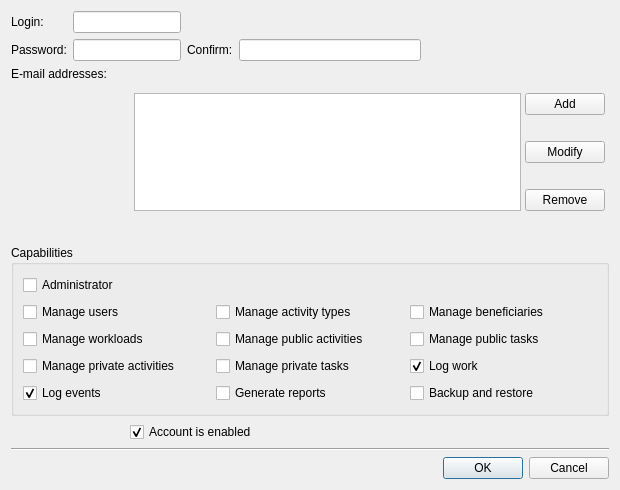
akapustiatyahoocouk/TimeTracker3, file Srt.QT/tt3-gui/ModifyAccountDialog.ui: the form before one commit.
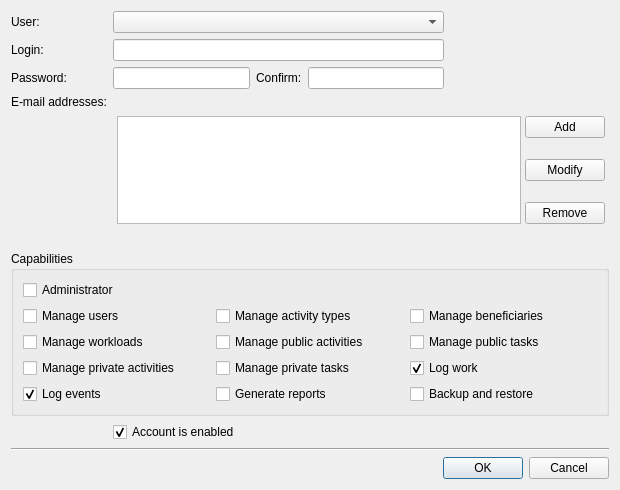
The form after the commit. Icons and pictures are not drawn.

The edit to the form file:
```diff
--- a/Srt.QT/tt3-gui/ModifyAccountDialog.ui
+++ b/Srt.QT/tt3-gui/ModifyAccountDialog.ui
@@ -18,45 +18,7 @@
     <normaloff>:/tt3-gui/Resources/Images/Actions/ModifyAccountLarge.png</normaloff>:/tt3-gui/Resources/Images/Actions/ModifyAccountLarge.png</iconset>
   </property>
   <layout class="QGridLayout" name="gridLayout_3">
-   <item row="0" column="0">
-    <widget class="QLabel" name="loginLabel">
-     <property name="text">
-      <string>Login:</string>
-     </property>
-    </widget>
-   </item>
-   <item row="0" column="1" colspan="2">
-    <widget class="QLineEdit" name="loginLineEdit">
-     <property name="readOnly">
-      <bool>false</bool>
-     </property>
-    </widget>
-   </item>
-   <item row="1" column="0">
-    <widget class="QLabel" name="passwordLabel">
-     <property name="text">
-      <string>Password:</string>
-     </property>
-    </widget>
-   </item>
-   <item row="1" column="1" colspan="2">
-    <widget class="QLineEdit" name="passwordLineEdit">
-     <property name="echoMode">
-      <enum>QLineEdit::EchoMode::Password</enum>
-     </property>
-     <property name="readOnly">
-      <bool>false</bool>
-     </property>
-    </widget>
-   </item>
-   <item row="1" column="3">
-    <widget class="QLabel" name="confirmPasswordLabel">
-     <property name="text">
-      <string>Confirm:</string>
-     </property>
-    </widget>
-   </item>
-   <item row="1" column="4">
+   <item row="2" column="4">
     <widget class="QLineEdit" name="confirmPasswordLineEdit">
      <property name="echoMode">
       <enum>QLineEdit::EchoMode::Password</enum>
@@ -66,87 +28,27 @@
      </property>
     </widget>
    </item>
-   <item row="1" column="5">
-    <spacer name="horizontalSpacer">
-     <property name="orientation">
-      <enum>Qt::Orientation::Horizontal</enum>
+   <item row="2" column="2">
+    <widget class="QLineEdit" name="passwordLineEdit">
+     <property name="echoMode">
+      <enum>QLineEdit::EchoMode::Password</enum>
      </property>
-     <property name="sizeHint" stdset="0">
-      <size>
-       <width>159</width>
-       <height>20</height>
-      </size>
+     <property name="readOnly">
+      <bool>false</bool>
      </property>
-    </spacer>
+    </widget>
    </item>
-   <item row="2" column="0" colspan="2">
-    <widget class="QLabel" name="emailAddressesLabel">
+   <item row="5" column="2" colspan="4">
+    <widget class="QCheckBox" name="enabledCheckBox">
      <property name="text">
-      <string>E-mail addresses:</string>
+      <string>Account is enabled</string>
      </property>
-     <property name="alignment">
-      <set>Qt::AlignmentFlag::AlignLeading|Qt::AlignmentFlag::AlignLeft|Qt::AlignmentFlag::AlignTop</set>
+     <property name="checked">
+      <bool>true</bool>
      </property>
     </widget>
    </item>
-   <item row="2" column="2" colspan="4">
-    <widget class="QWidget" name="emailAddressesWidget" native="true">
-     <layout class="QGridLayout" name="gridLayout">
-      <property name="leftMargin">
-       <number>4</number>
-      </property>
-      <property name="topMargin">
-       <number>4</number>
-      </property>
-      <property name="rightMargin">
-       <number>4</number>
-      </property>
-      <property name="bottomMargin">
-       <number>4</number>
-      </property>
-      <property name="spacing">
-       <number>4</number>
-      </property>
-      <item row="0" column="1">
-       <widget class="QPushButton" name="addEmailAddressPushButton">
-        <property name="text">
-         <string>Add</string>
-        </property>
-        <property name="icon">
-         <iconset resource="tt3-gui.qrc">
-          <normaloff>:/tt3-gui/Resources/Images/Actions/AddEmailAddressSmall.png</normaloff>:/tt3-gui/Resources/Images/Actions/AddEmailAddressSmall.png</iconset>
-        </property>
-       </widget>
-      </item>
-      <item row="1" column="1">
-       <widget class="QPushButton" name="modifyEmailAddressPushButton">
-        <property name="text">
-         <string>Modify</string>
-        </property>
-        <property name="icon">
-         <iconset resource="tt3-gui.qrc">
-          <normaloff>:/tt3-gui/Resources/Images/Actions/ModifyEmailAddressSmall.png</normaloff>:/tt3-gui/Resources/Images/Actions/ModifyEmailAddressSmall.png</iconset>
-        </property>
-       </widget>
-      </item>
-      <item row="2" column="1">
-       <widget class="QPushButton" name="removeEmailAddressPushButton">
-        <property name="text">
-         <string>Remove</string>
-        </property>
-        <property name="icon">
-         <iconset resource="tt3-gui.qrc">
-          <normaloff>:/tt3-gui/Resources/Images/Actions/RemoveEmailAddressSmall.png</normaloff>:/tt3-gui/Resources/Images/Actions/RemoveEmailAddressSmall.png</iconset>
-        </property>
-       </widget>
-      </item>
-      <item row="0" column="0" rowspan="3">
-       <widget class="QListWidget" name="emailAddressesListWidget"/>
-      </item>
-     </layout>
-    </widget>
-   </item>
-   <item row="3" column="0" colspan="6">
+   <item row="4" column="0" colspan="6">
     <widget class="QGroupBox" name="capabilitiesGroupBox">
      <property name="title">
       <string>Capabilities</string>
@@ -252,24 +154,98 @@
      </layout>
     </widget>
    </item>
-   <item row="4" column="2" colspan="4">
-    <widget class="QCheckBox" name="enabledCheckBox">
-     <property name="text">
-      <string>Account is enabled</string>
-     </property>
-     <property name="checked">
-      <bool>true</bool>
-     </property>
-    </widget>
-   </item>
-   <item row="5" column="0" colspan="6">
-    <widget class="Line" name="line">
-     <property name="orientation">
-      <enum>Qt::Orientation::Horizontal</enum>
-     </property>
-    </widget>
-   </item>
    <item row="6" column="0" colspan="6">
+    <widget class="Line" name="line">
+     <property name="orientation">
+      <enum>Qt::Orientation::Horizontal</enum>
+     </property>
+    </widget>
+   </item>
+   <item row="1" column="2" colspan="3">
+    <widget class="QLineEdit" name="loginLineEdit">
+     <property name="readOnly">
+      <bool>false</bool>
+     </property>
+    </widget>
+   </item>
+   <item row="3" column="2" colspan="4">
+    <widget class="QWidget" name="emailAddressesWidget" native="true">
+     <layout class="QGridLayout" name="gridLayout">
+      <property name="leftMargin">
+       <number>4</number>
+      </property>
+      <property name="topMargin">
+       <number>4</number>
+      </property>
+      <property name="rightMargin">
+       <number>4</number>
+      </property>
+      <property name="bottomMargin">
+       <number>4</number>
+      </property>
+      <property name="spacing">
+       <number>4</number>
+      </property>
+      <item row="0" column="1">
+       <widget class="QPushButton" name="addEmailAddressPushButton">
+        <property name="text">
+         <string>Add</string>
+        </property>
+        <property name="icon">
+         <iconset resource="tt3-gui.qrc">
+          <normaloff>:/tt3-gui/Resources/Images/Actions/AddEmailAddressSmall.png</normaloff>:/tt3-gui/Resources/Images/Actions/AddEmailAddressSmall.png</iconset>
+        </property>
+       </widget>
+      </item>
+      <item row="1" column="1">
+       <widget class="QPushButton" name="modifyEmailAddressPushButton">
+        <property name="text">
+         <string>Modify</string>
+        </property>
+        <property name="icon">
+         <iconset resource="tt3-gui.qrc">
+          <normaloff>:/tt3-gui/Resources/Images/Actions/ModifyEmailAddressSmall.png</normaloff>:/tt3-gui/Resources/Images/Actions/ModifyEmailAddressSmall.png</iconset>
+        </property>
+       </widget>
+      </item>
+      <item row="2" column="1">
+       <widget class="QPushButton" name="removeEmailAddressPushButton">
+        <property name="text">
+         <string>Remove</string>
+        </property>
+        <property name="icon">
+         <iconset resource="tt3-gui.qrc">
+          <normaloff>:/tt3-gui/Resources/Images/Actions/RemoveEmailAddressSmall.png</normaloff>:/tt3-gui/Resources/Images/Actions/RemoveEmailAddressSmall.png</iconset>
+        </property>
+       </widget>
+      </item>
+      <item row="0" column="0" rowspan="3">
+       <widget class="QListWidget" name="emailAddressesListWidget"/>
+      </item>
+     </layout>
+    </widget>
+   </item>
+   <item row="2" column="0">
+    <widget class="QLabel" name="passwordLabel">
+     <property name="text">
+      <string>Password:</string>
+     </property>
+    </widget>
+   </item>
+   <item row="2" column="5">
+    <spacer name="horizontalSpacer">
+     <property name="orientation">
+      <enum>Qt::Orientation::Horizontal</enum>
+     </property>
+     <property name="sizeHint" stdset="0">
+      <size>
+       <width>159</width>
+       <height>20</height>
+      </size>
+     </property>
+    </spacer>
+   </item>
+   <item row="7" column="0" colspan="6">
     <widget class="QDialogButtonBox" name="buttonBox">
      <property name="orientation">
       <enum>Qt::Orientation::Horizontal</enum>
@@ -279,6 +255,40 @@
      </property>
     </widget>
    </item>
+   <item row="2" column="3">
+    <widget class="QLabel" name="confirmPasswordLabel">
+     <property name="text">
+      <string>Confirm:</string>
+     </property>
+    </widget>
+   </item>
+   <item row="3" column="0" colspan="2">
+    <widget class="QLabel" name="emailAddressesLabel">
+     <property name="text">
+      <string>E-mail addresses:</string>
+     </property>
+     <property name="alignment">
+      <set>Qt::AlignmentFlag::AlignLeading|Qt::AlignmentFlag::AlignLeft|Qt::AlignmentFlag::AlignTop</set>
+     </property>
+    </widget>
+   </item>
+   <item row="1" column="0">
+    <widget class="QLabel" name="loginLabel">
+     <property name="text">
+      <string>Login:</string>
+     </property>
+    </widget>
+   </item>
+   <item row="0" column="0">
+    <widget class="QLabel" name="userLabel">
+     <property name="text">
+      <string>User:</string>
+     </property>
+    </widget>
+   </item>
+   <item row="0" column="2" colspan="3">
+    <widget class="QComboBox" name="userComboBox"/>
+   </item>
   </layout>
  </widget>
  <tabstops>
```
